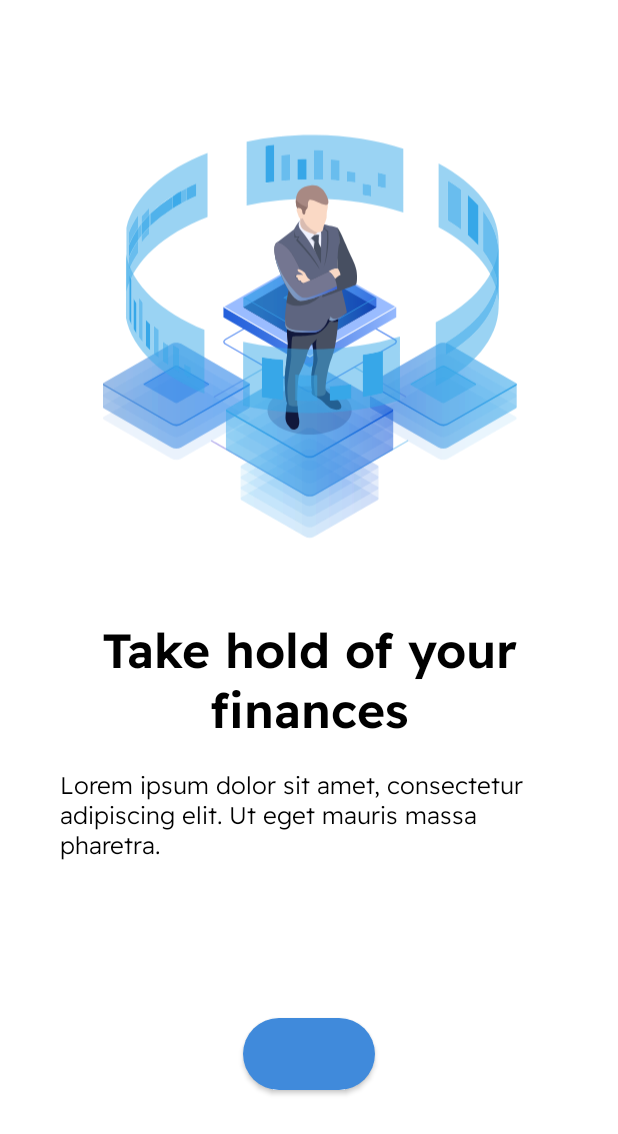
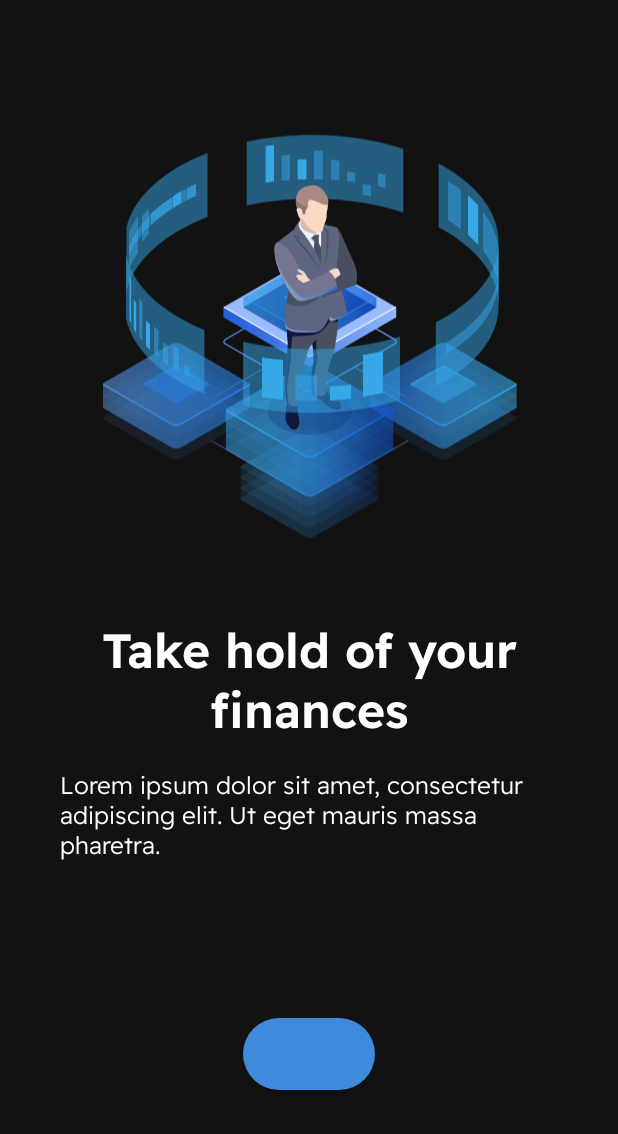
Before and after one commit to Kochipek/ForInvest-Crypto, an Android app: the layout item_onboarding.xml on its own in the app's theme, with its tools: preview values and no code run, on a phone screen of 412 x 824 dp. Shown: the top 1134 px of the screen. Run offline under Robolectric (Android 15) with nearby library versions, the phone set to English and light mode, and no system bars.

```diff
--- a/app/src/main/res/layout/activity_main.xml
+++ b/app/src/main/res/layout/activity_main.xml
@@ -47,7 +47,7 @@
                 app:layout_constraintTop_toTopOf="parent" />
 
             <androidx.appcompat.widget.AppCompatImageView
-                android:id="@+id/toolbar_profile"
+                android:id="@+id/ivProfile"
                 android:layout_width="32dp"
                 android:layout_height="32dp"
                 android:layout_marginEnd="8dp"
--- a/app/src/main/res/layout/item_onboarding.xml
+++ b/app/src/main/res/layout/item_onboarding.xml
@@ -5,6 +5,7 @@
     android:id="@+id/item"
     android:layout_width="match_parent"
     android:layout_height="match_parent"
+    android:background="@color/dark_background"
     android:padding="20dp">
 
     <com.google.android.material.imageview.ShapeableImageView
@@ -25,7 +26,7 @@
         android:layout_marginTop="16dp"
         android:fontFamily="@font/readexpro_semibold"
         android:gravity="center"
-        android:textColor="@color/black"
+        android:textColor="@color/white"
         android:textSize="32sp"
         android:textStyle="bold"
         tools:text="@string/onboarding_title_1"
@@ -40,7 +41,7 @@
         android:layout_marginTop="8dp"
         android:layout_marginHorizontal="20dp"
         android:fontFamily="@font/readexpro_light"
-        android:textColor="@color/black"
+        android:textColor="@color/white"
         android:textSize="16sp"
         tools:text="Lorem ipsum dolor sit amet, consectetur adipiscing elit. Ut eget mauris massa pharetra."
         app:layout_constraintTop_toBottomOf="@id/title"
```
Also changed, not shown: app/src/main/java/com/ipekkochisarli/forinvest_crypto/core/ui/MainActivity.kt (+21 -0 lines).
